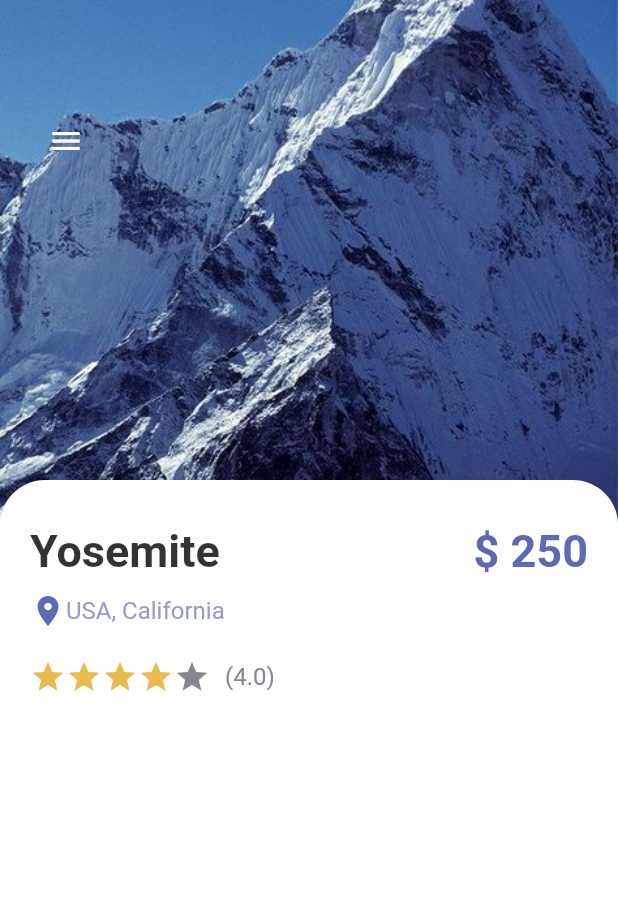
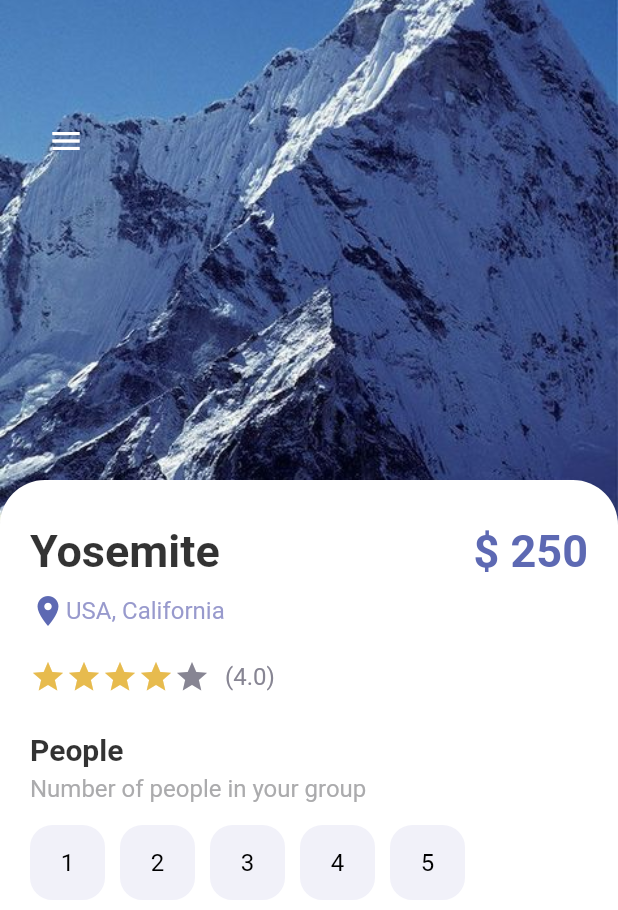
Before and after one commit to thelinh0302/Flutter_Cubit, a Flutter app: the screen it shows after launch, on a phone screen of 412 x 824 dp. Shown: the top 910 px of the screen. Run offline on Flutter 3.47's test engine with Material 2 defaults, Android fonts, the phone set to English and light mode, and no system bars.

Commit message:
adding widget buttons

```diff
--- a/lib/detail_page.dart
+++ b/lib/detail_page.dart
@@ -4,6 +4,8 @@ import 'package:first_app/widgets/app_text.dart';
 import 'package:flutter/material.dart';
 import 'package:flutter/src/foundation/key.dart';
 import 'package:flutter/src/widgets/framework.dart';
+
+import 'widgets/app_buttons.dart';
 
 class DetailPage extends StatefulWidget {
   const DetailPage({Key? key}) : super(key: key);
@@ -92,7 +94,9 @@ class _DetailPageState extends State<DetailPage> {
                           children: List.generate(5, (index) {
                             return Icon(
                               Icons.star,
-                               color: index < gottenStar ? AppColors.starColor :AppColors.textColor2,
+                              color: index < gottenStar
+                                  ? AppColors.starColor
+                                  : AppColors.textColor2,
                             );
                           }),
                         ),
@@ -103,6 +107,30 @@ class _DetailPageState extends State<DetailPage> {
                         )
                       ],
                     ),
+                    SizedBox(height: 25),
+                    AppLargeText(
+                      text: "People",
+                      color: Colors.black.withOpacity(0.8),
+                      size: 20,
+                    ),
+                    SizedBox(height: 5),
+                    AppText(
+                        text: "Number of people in your group",
+                        color: AppColors.mainTextColor),
+                    SizedBox(height: 15),
+                    Wrap(
+                      children: List.generate(5, (index) {
+                        return Container(
+                          margin: const EdgeInsets.only(right: 10),
+                          child: AppButtons(
+                            backgroundColor: AppColors.buttonBackground,
+                            borderColor: AppColors.buttonBackground,
+                            size: 50,
+                            text: (index+1).toString(),
+                            color: Colors.black,),
+                        );
+                      }),
+                    )
                   ],
                 ),
               ),
--- /dev/null
+++ b/lib/widgets/app_buttons.dart
@@ -0,0 +1,39 @@
+import 'package:first_app/widgets/app_text.dart';
+import 'package:flutter/material.dart';
+import 'package:flutter/src/foundation/key.dart';
+import 'package:flutter/src/widgets/framework.dart';
+
+import '../misc/colors.dart';
+
+class AppButtons extends StatelessWidget {
+  final Color color;
+  String? text;
+  IconData? icon;
+  final Color backgroundColor;
+  double size;
+  final Color borderColor;
+  bool? isIcon;
+
+  AppButtons(
+      {Key? key,
+      this.text="Hi",
+      this.icon,
+      this.isIcon = false,
+      required this.size,
+      required this.color,
+      required this.backgroundColor,
+      required this.borderColor})
+      : super(key: key);
+  @override
+  Widget build(BuildContext context) {
+    return Container(
+        width: size,
+        height: size,
+        decoration: BoxDecoration(
+            border: Border.all(color: borderColor, width: 1.0),
+            borderRadius: BorderRadius.circular(15),
+            color: backgroundColor),
+        child: isIcon == false ? Center(child: AppText(text: text!,color:color)) : Center(child: Icon(icon,color: color,)),
+    );
+  }
+}
```
